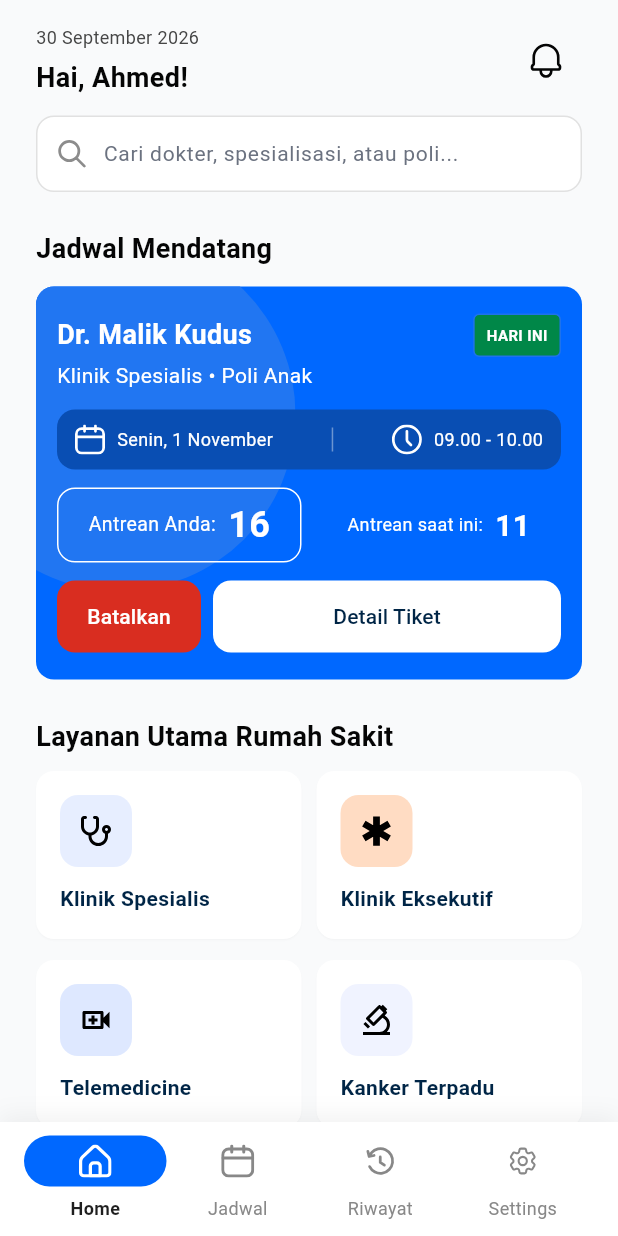
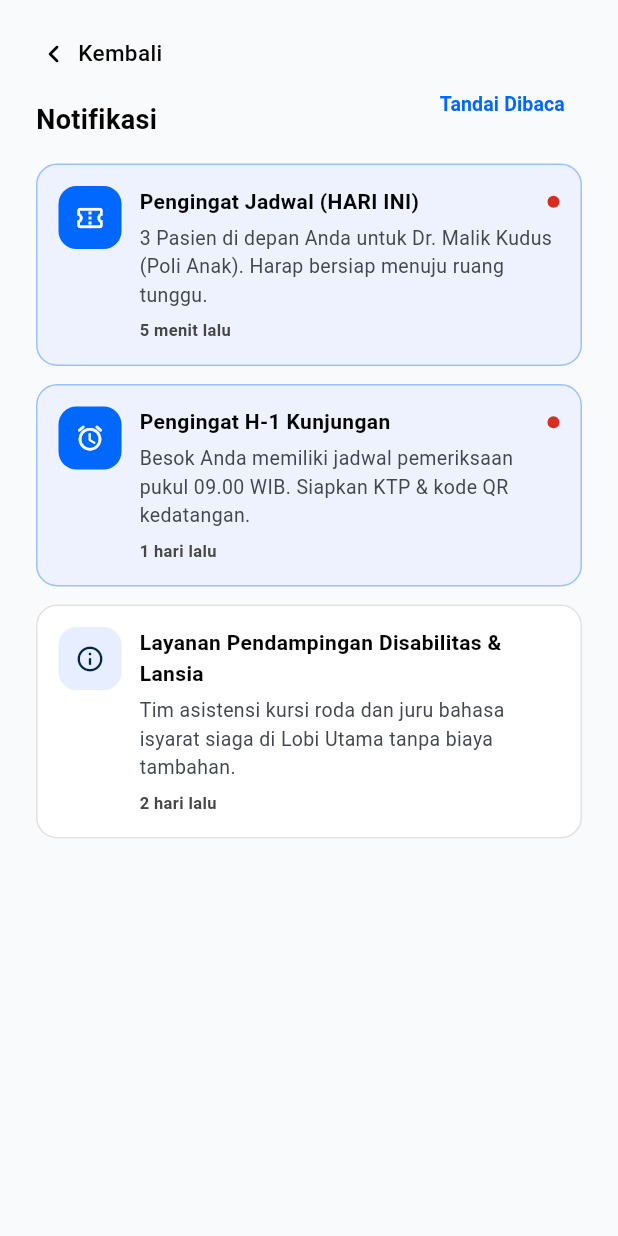
Before and after one commit to Alfredrown/santri_skripsi, a Flutter app: the screen it shows after launch, after a tap on an icon or button, on a phone screen of 412 x 824 dp. Run offline on Flutter 3.47's test engine with Material 3 defaults, Android fonts, the phone set to English and light mode, and no system bars; our stand-ins replace flutter_riverpod, flutter_svg, gap, go_router, material_ui.

Commit message:
feat: add NotificationsScreen with unread badge and H-3/H-2/H-1/HARI INI reminder badges

```diff
--- a/lib/core/router/app_router.dart
+++ b/lib/core/router/app_router.dart
@@ -8,6 +8,7 @@ import '../../features/booking/presentation/screens/booking_step4_pasien_screen.
 import '../../features/booking/presentation/screens/booking_step6_success_screen.dart';
 import '../../features/home/presentation/screens/home_screen.dart';
 import '../../features/news/presentation/screens/news_detail_screen.dart';
+import '../../features/notifications/presentation/screens/notifications_screen.dart';
 import '../../features/services/presentation/screens/pelayanan_operasi_screen.dart';
 import '../../features/services/presentation/screens/rawat_inap_screen.dart';
 import '../../features/settings/presentation/screens/faq_screen.dart';
@@ -85,6 +86,11 @@ final appRouterProvider = Provider<GoRouter>((ref) {
           articleId: state.pathParameters['id'] ?? '',
         ),
       ),
+      GoRoute(
+        path: '/notifikasi',
+        name: 'notifikasi',
+        builder: (context, state) => const NotificationsScreen(),
+      ),
     ],
   );
 });
--- a/lib/features/home/presentation/screens/home_screen.dart
+++ b/lib/features/home/presentation/screens/home_screen.dart
@@ -14,6 +14,7 @@ import '../../../booking/application/booking_notifier.dart';
 import '../../../booking/data/clinic_mock_catalog.dart';
 import '../../../jadwal/presentation/screens/jadwal_screen.dart';
 import '../../../news/data/news_mock_data.dart';
+import '../../../notifications/application/notification_notifier.dart';
 import '../../../riwayat/presentation/screens/riwayat_screen.dart';
 import '../../../settings/presentation/screens/settings_screen.dart';
 
@@ -24,6 +25,8 @@ class HomeScreen extends ConsumerWidget {
   Widget build(BuildContext context, WidgetRef ref) {
     final homeState = ref.watch(homeProvider);
     final notifier = ref.read(homeProvider.notifier);
+    final notifications = ref.watch(notificationProvider);
+    final unreadCount = notifications.where((n) => !n.isRead).length;
 
     return Scaffold(
       backgroundColor: AppColors.background,
@@ -33,6 +36,7 @@ class HomeScreen extends ConsumerWidget {
           _HomeTabBody(
             homeState: homeState,
             notifier: notifier,
+            unreadNotifications: unreadCount,
             onStartClinicFlow: (clinicTitle) {
               ref.read(bookingProvider.notifier).startFlow(clinicTitle);
               context.push('/booking/step-1');
@@ -59,11 +63,13 @@ class _HomeTabBody extends StatelessWidget {
   const _HomeTabBody({
     required this.homeState,
     required this.notifier,
+    required this.unreadNotifications,
     required this.onStartClinicFlow,
   });
 
   final HomeState homeState;
   final HomeNotifier notifier;
+  final int unreadNotifications;
   final ValueChanged<String> onStartClinicFlow;
 
   @override
@@ -81,12 +87,8 @@ class _HomeTabBody extends StatelessWidget {
                 _HeaderSection(
                   dateText: homeState.dateText,
                   userName: homeState.userName,
-                  onNotificationTap: () {
-                    A11yAnnouncer.announce(
-                      context,
-                      'Membuka halaman notifikasi',
-                    );
-                  },
+                  unreadCount: unreadNotifications,
+                  onNotificationTap: () => context.push('/notifikasi'),
                 ),
                 const Gap(12),
 
@@ -216,11 +218,13 @@ class _HeaderSection extends StatelessWidget {
   const _HeaderSection({
     required this.dateText,
     required this.userName,
+    required this.unreadCount,
     required this.onNotificationTap,
   });
 
   final String dateText;
   final String userName;
+  final int unreadCount;
   final VoidCallback onNotificationTap;
 
   @override
@@ -260,8 +264,11 @@ class _HeaderSection extends StatelessWidget {
         ),
         Semantics(
           button: true,
-          label: 'Notifikasi',
+          label: unreadCount > 0
+              ? 'Notifikasi, $unreadCount belum dibaca'
+              : 'Notifikasi',
           hint: 'Ketuk dua kali untuk membuka daftar notifikasi',
+          excludeSemantics: true,
           child: InkWell(
             onTap: onNotificationTap,
             borderRadius: BorderRadius.circular(24),
@@ -271,11 +278,33 @@ class _HeaderSection extends StatelessWidget {
                 minHeight: A11yConstants.minTouchTargetSize,
               ),
               child: Center(
-                child: SvgPicture.asset(
-                  AppAssets.bell,
-                  width: 28,
-                  height: 28,
-                  excludeFromSemantics: true,
+                child: Stack(
+                  clipBehavior: Clip.none,
+                  children: [
+                    SvgPicture.asset(
+                      AppAssets.bell,
+                      width: 28,
+                      height: 28,
+                      excludeFromSemantics: true,
+                    ),
+                    if (unreadCount > 0)
+                      Positioned(
+                        right: -2,
+                        top: -2,
+                        child: Container(
+                          width: 11,
+                          height: 11,
+                          decoration: BoxDecoration(
+                            color: AppColors.danger,
+                            shape: BoxShape.circle,
+                            border: Border.all(
+                              color: AppColors.background,
+                              width: 1.5,
+                            ),
+                          ),
+                        ),
+                      ),
+                  ],
                 ),
               ),
             ),
--- /dev/null
+++ b/lib/features/notifications/application/notification_notifier.dart
@@ -0,0 +1,109 @@
+import 'package:flutter_riverpod/flutter_riverpod.dart';
+
+enum NotificationType { queue, reminder, pharmacy, info }
+
+class AppNotification {
+  const AppNotification({
+    required this.id,
+    required this.title,
+    required this.body,
+    required this.timeAgo,
+    required this.type,
+    this.isRead = false,
+    this.routeTarget,
+  });
+
+  final String id;
+  final String title;
+  final String body;
+  final String timeAgo;
+  final NotificationType type;
+  final bool isRead;
+  final String? routeTarget;
+
+  AppNotification copyWith({bool? isRead}) {
+    return AppNotification(
+      id: id,
+      title: title,
+      body: body,
+      timeAgo: timeAgo,
+      type: type,
+      isRead: isRead ?? this.isRead,
+      routeTarget: routeTarget,
+    );
+  }
+}
+
+class NotificationNotifier extends Notifier<List<AppNotification>> {
+  @override
+  List<AppNotification> build() {
+    return const [
+      AppNotification(
+        id: 'notif-1',
+        title: 'Pengingat Jadwal (HARI INI)',
+        body:
+            '3 Pasien di depan Anda untuk Dr. Malik Kudus (Poli Anak). Harap bersiap menuju ruang tunggu.',
+        timeAgo: '5 menit lalu',
+        type: NotificationType.queue,
+        isRead: false,
+        routeTarget: '/detail-antrean',
+      ),
+      AppNotification(
+        id: 'notif-2',
+        title: 'Pengingat H-1 Kunjungan',
+        body:
+            'Besok Anda memiliki jadwal pemeriksaan pukul 09.00 WIB. Siapkan KTP & kode QR kedatangan.',
+        timeAgo: '1 hari lalu',
+        type: NotificationType.reminder,
+        isRead: false,
+        routeTarget: '/detail-antrean',
+      ),
+      AppNotification(
+        id: 'notif-3',
+        title: 'Layanan Pendampingan Disabilitas & Lansia',
+        body:
+            'Tim asistensi kursi roda dan juru bahasa isyarat siaga di Lobi Utama tanpa biaya tambahan.',
+        timeAgo: '2 hari lalu',
+        type: NotificationType.info,
+        isRead: true,
+        routeTarget: '/berita/pendampingan-kursi-roda',
+      ),
+    ];
+  }
+
+  int get unreadCount => state.where((n) => !n.isRead).length;
+
+  void addNotification({
+    required String title,
+    required String body,
+    required NotificationType type,
+    String? routeTarget,
+  }) {
+    final newNotif = AppNotification(
+      id: 'notif-${DateTime.now().millisecondsSinceEpoch}',
+      title: title,
+      body: body,
+      timeAgo: 'Baru saja',
+      type: type,
+      isRead: false,
+      routeTarget: routeTarget,
+    );
+    state = [newNotif, ...state];
+  }
+
+  void markAsRead(String id) {
+    state = [
+      for (final n in state)
+        if (n.id == id) n.copyWith(isRead: true) else n,
+    ];
+  }
+
+  void markAllAsRead() {
+    state = [for (final n in state) n.copyWith(isRead: true)];
+  }
+}
+
+final notificationProvider =
+    NotifierProvider<NotificationNotifier, List<AppNotification>>(
+  NotificationNotifier.new,
+);
--- /dev/null
+++ b/lib/features/notifications/presentation/screens/notifications_screen.dart
@@ -0,0 +1,219 @@
+import 'package:flutter_riverpod/flutter_riverpod.dart';
+import 'package:gap/gap.dart';
+import 'package:go_router/go_router.dart';
+import 'package:material_ui/material_ui.dart';
+import '../../../../core/accessibility/a11y_announcer.dart';
+import '../../../../core/accessibility/a11y_constants.dart';
+import '../../../../core/theme/app_colors.dart';
+import '../../../../core/widgets/secondary_page_header.dart';
+import '../../application/notification_notifier.dart';
+
+class NotificationsScreen extends ConsumerWidget {
+  const NotificationsScreen({super.key});
+
+  @override
+  Widget build(BuildContext context, WidgetRef ref) {
+    final notifications = ref.watch(notificationProvider);
+    final notifier = ref.read(notificationProvider.notifier);
+    final hasUnread = notifications.any((n) => !n.isRead);
+
+    return Scaffold(
+      backgroundColor: AppColors.background,
+      body: SafeArea(
+        child: SingleChildScrollView(
+          padding: const EdgeInsets.fromLTRB(24, 12, 24, 28),
+          child: Column(
+            crossAxisAlignment: CrossAxisAlignment.stretch,
+            children: [
+              Row(
+                mainAxisAlignment: MainAxisAlignment.spaceBetween,
+                crossAxisAlignment: CrossAxisAlignment.end,
+                children: [
+                  const Expanded(
+                    child: SecondaryPageHeader(title: 'Notifikasi'),
+                  ),
+                  if (hasUnread)
+                    ConstrainedBox(
+                      constraints: const BoxConstraints(
+                        minHeight: A11yConstants.minTouchTargetSize,
+                      ),
+                      child: TextButton(
+                        onPressed: () {
+                          notifier.markAllAsRead();
+                          A11yAnnouncer.announce(
+                            context,
+                            'Semua notifikasi ditandai sudah dibaca.',
+                          );
+                        },
+                        child: const Text(
+                          'Tandai Dibaca',
+                          style: TextStyle(
+                            fontSize: 13,
+                            fontWeight: FontWeight.w600,
+                            color: AppColors.primary,
+                          ),
+                        ),
+                      ),
+                    ),
+                ],
+              ),
+              const Gap(16),
+              if (notifications.isEmpty)
+                const Padding(
+                  padding: EdgeInsets.symmetric(vertical: 40),
+                  child: Text(
+                    'Belum ada notifikasi saat ini.',
+                    textAlign: TextAlign.center,
+                    style: TextStyle(
+                      fontSize: 14,
+                      color: AppColors.onSurfaceVariant,
+                    ),
+                  ),
+                )
+              else
+                ...notifications.map((notif) {
+                  return Padding(
+                    padding: const EdgeInsets.only(bottom: 12),
+                    child: _NotificationTile(
+                      notification: notif,
+                      onTap: () {
+                        notifier.markAsRead(notif.id);
+                        if (notif.routeTarget != null) {
+                          context.push(notif.routeTarget!);
+                        }
+                      },
+                    ),
+                  );
+                }),
+            ],
+          ),
+        ),
+      ),
+    );
+  }
+}
+
+class _NotificationTile extends StatelessWidget {
+  const _NotificationTile({
+    required this.notification,
+    required this.onTap,
+  });
+
+  final AppNotification notification;
+  final VoidCallback onTap;
+
+  IconData get _icon {
+    switch (notification.type) {
+      case NotificationType.queue:
+        return Icons.confirmation_number_outlined;
+      case NotificationType.reminder:
+        return Icons.alarm_rounded;
+      case NotificationType.pharmacy:
+        return Icons.medication_outlined;
+      case NotificationType.info:
+        return Icons.info_outline_rounded;
+    }
+  }
+
+  @override
+  Widget build(BuildContext context) {
+    final unread = !notification.isRead;
+
+    return Semantics(
+      button: true,
+      label:
+          '${unread ? 'Belum dibaca. ' : ''}${notification.title}. ${notification.body}. ${notification.timeAgo}',
+      excludeSemantics: true,
+      child: Material(
+        color: unread
+            ? AppColors.primaryContainer.withValues(alpha: 0.65)
+            : AppColors.surface,
+        borderRadius: BorderRadius.circular(14),
+        child: InkWell(
+          onTap: onTap,
+          borderRadius: BorderRadius.circular(14),
+          child: Container(
+            padding: const EdgeInsets.all(14),
+            decoration: BoxDecoration(
+              borderRadius: BorderRadius.circular(14),
+              border: Border.all(
+                color: unread
+                    ? AppColors.primary.withValues(alpha: 0.35)
+                    : AppColors.outline,
+              ),
+            ),
+            child: Row(
+              crossAxisAlignment: CrossAxisAlignment.start,
+              children: [
+                Container(
+                  width: 42,
+                  height: 42,
+                  decoration: BoxDecoration(
+                    color: unread
+                        ? AppColors.primary
+                        : AppColors.primaryContainer,
+                    borderRadius: BorderRadius.circular(12),
+                  ),
+                  child: Icon(
+                    _icon,
+                    size: 20,
+                    color: unread ? AppColors.onPrimary : AppColors.primaryNavy,
+                  ),
+                ),
+                const Gap(12),
+                Expanded(
+                  child: Column(
+                    crossAxisAlignment: CrossAxisAlignment.start,
+                    children: [
+                      Row(
+                        children: [
+                          Expanded(
+                            child: Text(
+                              notification.title,
+                              style: const TextStyle(
+                                fontSize: 14,
+                                fontWeight: FontWeight.w700,
+                                color: AppColors.onSurface,
+                              ),
+                            ),
+                          ),
+                          if (unread)
+                            Container(
+                              width: 8,
+                              height: 8,
+                              decoration: const BoxDecoration(
+                                color: AppColors.danger,
+                                shape: BoxShape.circle,
+                              ),
+                            ),
+                        ],
+                      ),
+                      const Gap(4),
+                      Text(
+                        notification.body,
+                        style: const TextStyle(
+                          fontSize: 13,
+                          color: AppColors.bodyMuted,
+                          height: 1.45,
+                        ),
+                      ),
+                      const Gap(6),
+                      Text(
+                        notification.timeAgo,
+                        style: const TextStyle(
+                          fontSize: 11,
+                          fontWeight: FontWeight.w600,
+                          color: AppColors.onSurfaceVariant,
+                        ),
+                      ),
+                    ],
+                  ),
+                ),
+              ],
+            ),
+          ),
+        ),
+      ),
+    );
+  }
+}
```
Also changed, not shown: lib/features/booking/application/booking_notifier.dart (+14 -2 lines), lib/features/booking/presentation/screens/booking_step3_jadwal_screen.dart (+22 -5 lines), lib/features/booking/presentation/screens/booking_step6_success_screen.dart (+30 -2 lines), 1 other file.
